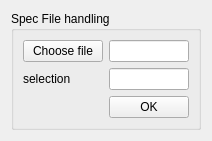
Before: the Qt Designer form adapt/processes/ui/specfilereader.ui in syncope/adapt, drawn with Qt 5.
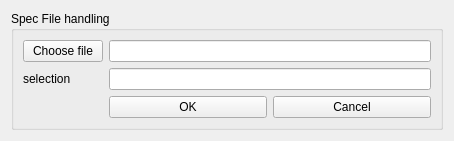
After: the same form once the commit is applied.

Commit message: + edit UI layout of specfilereader gui: add cancel button and make wider + added the new function to the implementation code

Diff of the .ui file:
```diff
--- a/adapt/processes/ui/specfilereader.ui
+++ b/adapt/processes/ui/specfilereader.ui
@@ -6,8 +6,8 @@
    <rect>
     <x>0</x>
     <y>0</y>
-    <width>208</width>
-    <height>138</height>
+    <width>454</width>
+    <height>140</height>
    </rect>
   </property>
   <property name="windowTitle">
@@ -33,46 +33,44 @@
           </item>
          </layout>
         </item>
+        <item row="0" column="1">
+         <widget class="QPushButton" name="chooseInputFileBtn">
+          <property name="text">
+           <string>Choose file</string>
+          </property>
+         </widget>
+        </item>
+        <item row="0" column="2">
+         <widget class="QLineEdit" name="inputFileLE"/>
+        </item>
         <item row="3" column="1">
          <layout class="QHBoxLayout" name="horizontalLayout_3"/>
         </item>
-        <item row="3" column="3">
+        <item row="3" column="2">
+         <layout class="QHBoxLayout" name="horizontalLayout">
+          <item>
          <widget class="QPushButton" name="okBtn">
           <property name="text">
            <string>OK</string>
           </property>
          </widget>
         </item>
-        <item row="0" column="3">
-         <widget class="QLineEdit" name="inputFileLE"/>
-        </item>
-        <item row="0" column="1">
-         <widget class="QPushButton" name="chooseInputFileBtn">
+          <item>
+           <widget class="QPushButton" name="cancel">
           <property name="text">
-           <string>Choose file</string>
+             <string>Cancel</string>
           </property>
          </widget>
         </item>
-        <item row="2" column="3">
+         </layout>
+        </item>
+        <item row="2" column="2">
          <layout class="QHBoxLayout" name="horizontalLayout_2">
           <item>
            <widget class="QLineEdit" name="scanSelectionInput"/>
           </item>
          </layout>
         </item>
-        <item row="3" column="2">
-         <spacer name="horizontalSpacer">
-          <property name="orientation">
-           <enum>Qt::Horizontal</enum>
-          </property>
-          <property name="sizeHint" stdset="0">
-           <size>
-            <width>40</width>
-            <height>20</height>
-           </size>
-          </property>
-         </spacer>
-        </item>
        </layout>
       </item>
      </layout>
```
Lines whose indentation alone changed are shown as unchanged. The commit also changes 1 other file.
